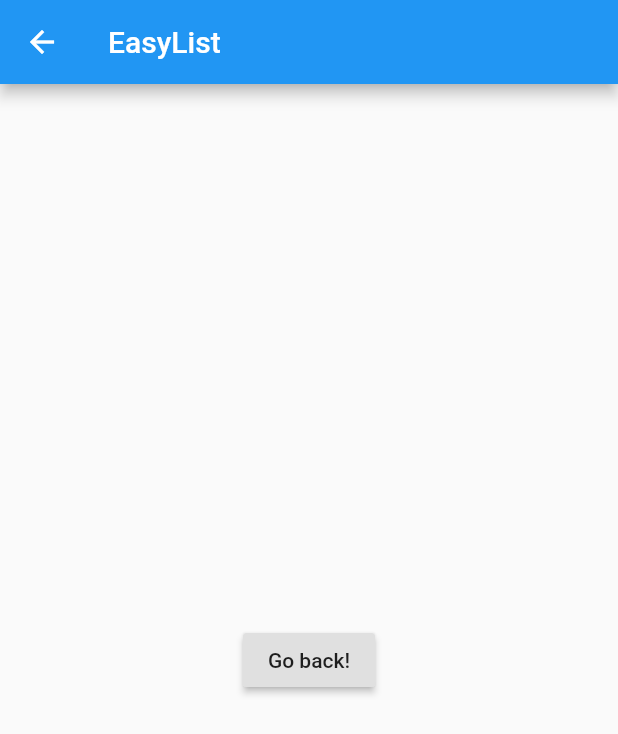
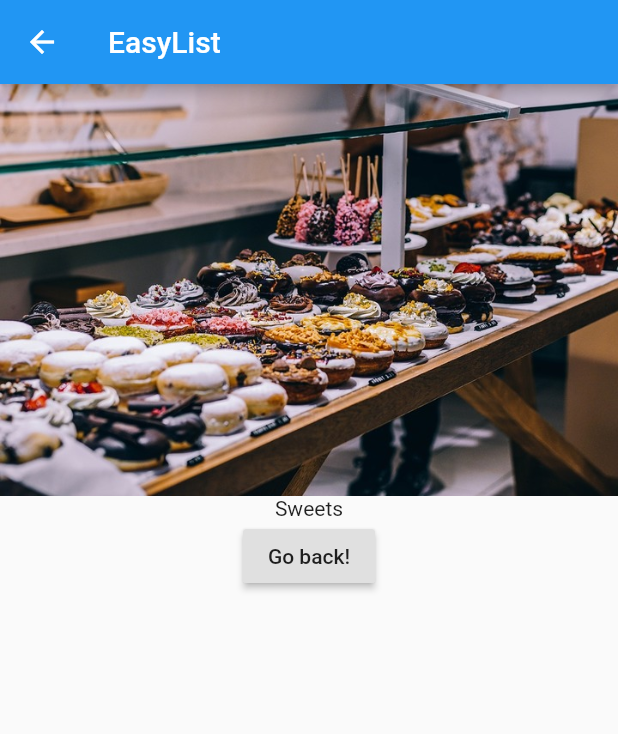
Before and after one commit to Sevak51/adding-list-with-tabs, a Flutter app: the screen it shows after launch, after a tap on "Add Product", after a tap on "Details", on a phone screen of 412 x 824 dp. Shown: the top 734 px of the screen. Run offline on Flutter 3.47's test engine with Material 2 defaults, Android fonts, the phone set to English and light mode, and no system bars.

Commit message:
Add objects

```diff
--- a/lib/pages/product.dart
+++ b/lib/pages/product.dart
@@ -1,19 +1,30 @@
 import 'package:flutter/material.dart';
 
 class Product extends StatelessWidget {
+  final String title;
+  final String image;
+
+  Product(this.title, this.image);
+
   @override
   Widget build(BuildContext context) {
-    return  Scaffold(
+    return Scaffold(
       appBar: AppBar(
         title: Text('EasyList'),
       ),
       body: Center(
-          child: RaisedButton(
+        child: Column(
+          children: <Widget>[
+            Image.asset('assets/food.jpg'),
+            Text('Sweets'),
+            RaisedButton(
               onPressed: () {
                 Navigator.pop(context);
               },
               child: Text('Go back!'),
             ),
+          ],
+        ),
       ),
     );
   }
--- a/lib/product_control.dart
+++ b/lib/product_control.dart
@@ -12,7 +12,10 @@ class ProductControl extends StatelessWidget {
           .of(context)
           .primaryColor,
       onPressed: () {
-        addProduct('Sweets');
+        addProduct({
+         "title": "Sweets",
+         "imageurl": "Image.asset('assets/food.jpg')"
+        });
       },
       child: Text('Add Product'),
     );
--- a/lib/product_manager.dart
+++ b/lib/product_manager.dart
@@ -4,9 +4,9 @@ import './products.dart';
 import './product_control.dart';
 
 class ProductManager extends StatefulWidget {
-  final String startingProduct;
+  final Map startingProduct;
 
-  ProductManager({this.startingProduct = 'Sweets Tester'}) {
+  ProductManager({this.startingProduct}) {
     print('[ProductManager Widget] Constructor');
   }
 
@@ -18,7 +18,7 @@ class ProductManager extends StatefulWidget {
 }
 
 class _ProductManagerState extends State<ProductManager> {
-  List<String> _products = [];
+  List<Map<String,dynamic>> _products = [];
 
   @override
   void initState() {
@@ -33,7 +33,7 @@ class _ProductManagerState extends State<ProductManager> {
     super.didUpdateWidget(oldWidget);
   }
 
-  void _addProduct(String product) {
+  void _addProduct(Map product) {
     setState(() {
       _products.add(product);
     });
--- a/lib/products.dart
+++ b/lib/products.dart
@@ -2,7 +2,7 @@ import 'package:flutter/material.dart';
 import 'package:first_app/pages/product.dart';
 
 class Products extends StatelessWidget {
-  final List<String> products;
+  final List<Map<String, dynamic>> products;
 
   Products([this.products = const []]) {
     print('[Products Widget] Constructor');
@@ -13,7 +13,7 @@ class Products extends StatelessWidget {
       child: Column(
         children: <Widget>[
           Image.asset('assets/food.jpg'),
-          Text(products[index]),
+          Text(products[index]['title']),
           ButtonBar(
               alignment: MainAxisAlignment.center,
               children: <Widget>[
@@ -21,17 +21,14 @@ class Products extends StatelessWidget {
                   onPressed: () {
                     Navigator.push(
                       context,
-                    MaterialPageRoute(builder: (BuildContext context) => Product()),
+                      MaterialPageRoute(
+                          builder: (BuildContext context) => Product(products[index]['Title'], products[index][Image.asset('assets/food.jpg')])),
                     );
                   },
-                child: Text(
-                  "Details",
-                ),
-
+                  child: Text("Details"),
                 )
               ]
           )
-
         ],
       ),
     );
```
Lines whose indentation alone changed are shown as unchanged.
